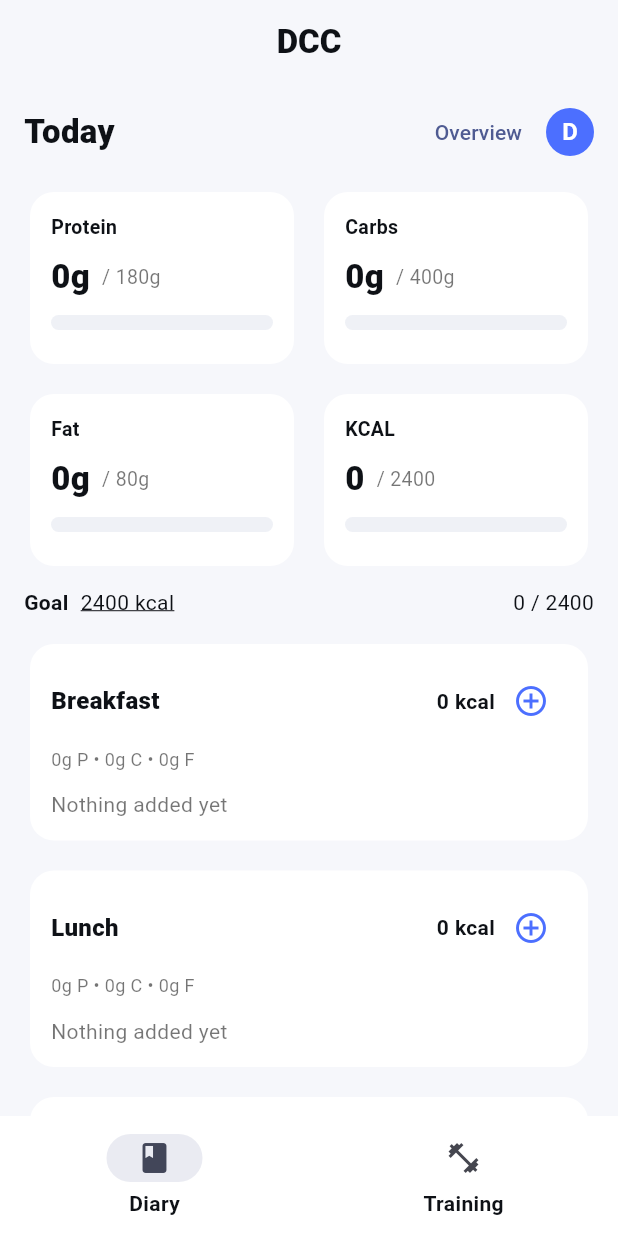
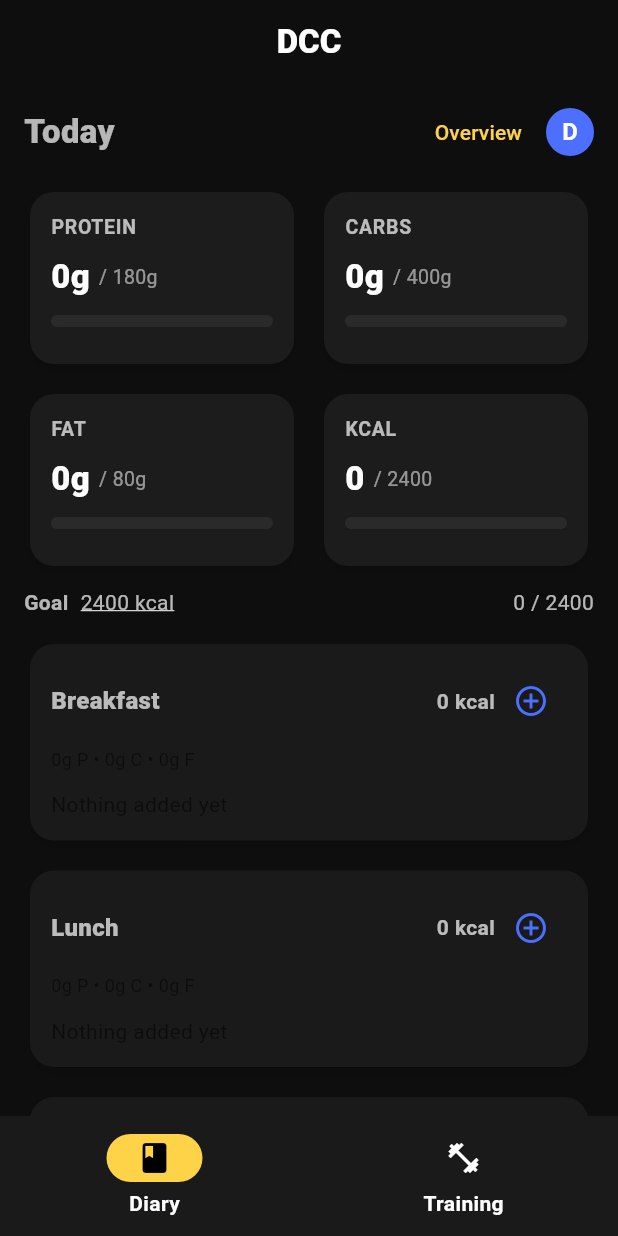
Before and after one commit to benjo101/dcc-app, a Flutter app: the screen it shows after launch, on a phone screen of 412 x 824 dp. Run offline on Flutter 3.47's test engine with Material 3 defaults, Android fonts, the light colour scheme and no system bars; our stand-ins replace flutter_dotenv, shared_preferences.

Commit message:
Applied black & yellow Lifesum-inspired theme

```diff
--- a/lib/main.dart
+++ b/lib/main.dart
@@ -31,41 +31,50 @@ class DccApp extends StatelessWidget {
         title: 'DCC',
         debugShowCheckedModeBanner: false,
         theme: ThemeData(
-          colorScheme: colorScheme,
+  colorScheme: const ColorScheme.dark(
+    brightness: Brightness.dark,
+    primary: Color(0xFFFFD347),
+    secondary: Color(0xFFFFD347),
+    background: Color(0xFF0E0E0E),
+    surface: Color(0xFF1A1A1A),
+  ),
   useMaterial3: true,
-          scaffoldBackgroundColor: const Color(0xFFF6F7FB),
-          textTheme: Typography.blackCupertino.apply(
-            bodyColor: const Color(0xFF0E1116),
-            displayColor: const Color(0xFF0E1116),
-          ),
-          appBarTheme: const AppBarTheme(
-            elevation: 0,
-            centerTitle: true,
-            backgroundColor: Colors.transparent,
-            foregroundColor: Color(0xFF0E1116),
-          ),
+  scaffoldBackgroundColor: const Color(0xFF0E0E0E),
   cardTheme: const CardThemeData(
-            color: Colors.white,
-            surfaceTintColor: Colors.white,
+    color: Color(0xFF1A1A1A),
+    surfaceTintColor: Colors.transparent,
     shape: RoundedRectangleBorder(
       borderRadius: BorderRadius.all(Radius.circular(16)),
     ),
+    elevation: 2,
+    shadowColor: Colors.black54,
+  ),
+  appBarTheme: const AppBarTheme(
+    backgroundColor: Color(0xFF0E0E0E),
+    foregroundColor: Colors.white,
     elevation: 0,
+    centerTitle: true,
+  ),
+  textTheme: const TextTheme(
+    bodyMedium: TextStyle(color: Colors.white70),
+    bodyLarge: TextStyle(color: Colors.white),
+    titleLarge: TextStyle(color: Colors.white, fontWeight: FontWeight.bold),
   ),
   inputDecorationTheme: InputDecorationTheme(
     filled: true,
-            fillColor: Colors.white,
-            contentPadding: const EdgeInsets.symmetric(horizontal: 14, vertical: 14),
+    fillColor: const Color(0xFF1C1C1C),
+    hintStyle: const TextStyle(color: Colors.white54),
+    prefixIconColor: Colors.white54,
     border: OutlineInputBorder(
       borderRadius: BorderRadius.circular(14),
       borderSide: BorderSide.none,
     ),
   ),
-          navigationBarTheme: NavigationBarThemeData(
-            indicatorColor: colorScheme.primary.withOpacity(.12),
-            backgroundColor: Colors.white,
+  navigationBarTheme: const NavigationBarThemeData(
+    backgroundColor: Color(0xFF1A1A1A),
+    indicatorColor: Color(0xFFFFD347),
     labelTextStyle: WidgetStatePropertyAll(
-              const TextStyle(fontWeight: FontWeight.w600),
+      TextStyle(color: Colors.white, fontWeight: FontWeight.w600),
     ),
   ),
 ),
--- a/lib/widgets/macro_card.dart
+++ b/lib/widgets/macro_card.dart
@@ -2,10 +2,10 @@
 import 'package:flutter/material.dart';
 
 class MacroCard extends StatelessWidget {
-  final String title;     // Protein / Carbs / Fat / KCAL
-  final String value;     // t.ex. "90g" / "1200"
-  final String target;    // t.ex. "180g" / "2400"
-  final double progress;  // 0..1
+  final String title;
+  final String value;
+  final String target;
+  final double progress;
   final bool isKcal;
 
   const MacroCard({
@@ -21,21 +21,30 @@ class MacroCard extends StatelessWidget {
   Widget build(BuildContext context) {
     final cs = Theme.of(context).colorScheme;
     return Card(
+      color: const Color(0xFF1C1C1C),
       child: Padding(
         padding: const EdgeInsets.all(14),
         child: Column(
           crossAxisAlignment: CrossAxisAlignment.start,
           children: [
-            Text(title,
-              style: const TextStyle(fontWeight: FontWeight.w700, fontSize: 13)),
+            Text(title.toUpperCase(),
+                style: const TextStyle(
+                    color: Colors.white70,
+                    fontWeight: FontWeight.w700,
+                    fontSize: 13,
+                    letterSpacing: 0.5)),
             const SizedBox(height: 8),
             Row(
               children: [
                 Text(value,
-                    style: const TextStyle(fontSize: 22, fontWeight: FontWeight.w800)),
-                const SizedBox(width: 8),
+                    style: const TextStyle(
+                        fontSize: 22,
+                        color: Colors.white,
+                        fontWeight: FontWeight.w800)),
+                const SizedBox(width: 6),
                 Text('/ $target',
-                    style: const TextStyle(fontSize: 13, color: Colors.black54)),
+                    style:
+                        const TextStyle(fontSize: 13, color: Colors.white54)),
               ],
             ),
             const SizedBox(height: 10),
@@ -43,10 +52,10 @@ class MacroCard extends StatelessWidget {
               borderRadius: BorderRadius.circular(12),
               child: LinearProgressIndicator(
                 value: progress.clamp(0, 1),
-                minHeight: 10,
-                backgroundColor: const Color(0xFFEFF1F6),
+                minHeight: 8,
+                backgroundColor: const Color(0xFF2A2A2A),
                 valueColor: AlwaysStoppedAnimation<Color>(
-                  isKcal ? cs.primary : cs.secondary,
+                  isKcal ? cs.primary : const Color(0xFFFFD347),
                 ),
               ),
             ),
```
Lines whose indentation alone changed are shown as unchanged.
